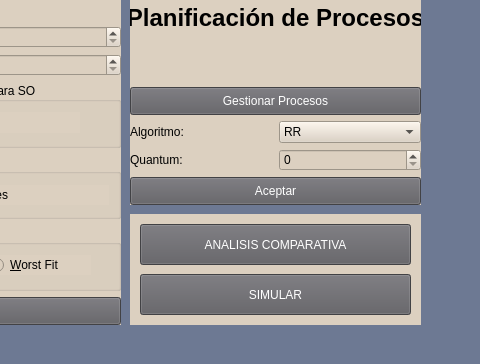
Qt form Simulador/MainWindow.ui (salva12/TPSOC1G1) before a commit; both pictures show x 310 to 790 and y 106 to 470 of the 790 by 470 pixel window.
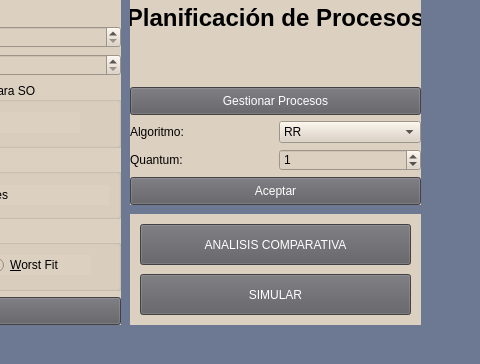
The same form after that commit.

```diff
--- a/Simulador/MainWindow.ui
+++ b/Simulador/MainWindow.ui
@@ -260,7 +260,11 @@
     </property>
     <layout class="QGridLayout" name="gridLayout_3">
      <item row="3" column="1">
-      <widget class="QSpinBox" name="spinBox_Quantum"/>
+      <widget class="QSpinBox" name="spinBox_Quantum">
+       <property name="value">
+        <number>1</number>
+       </property>
+      </widget>
      </item>
      <item row="3" column="0">
       <widget class="QLabel" name="label_Quantum">
```
